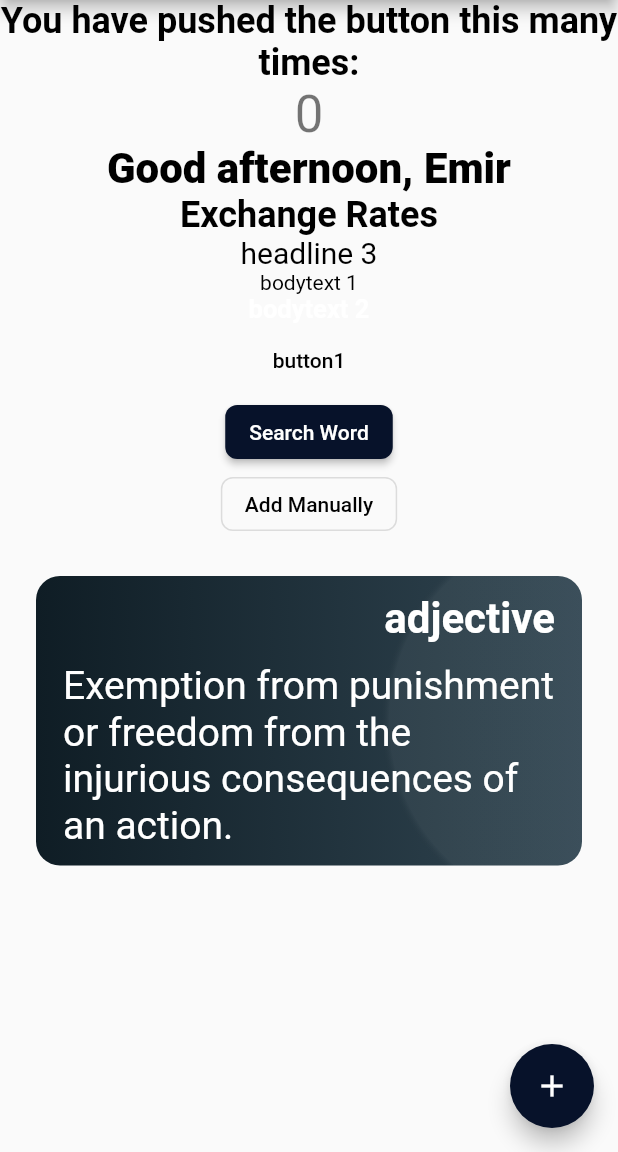
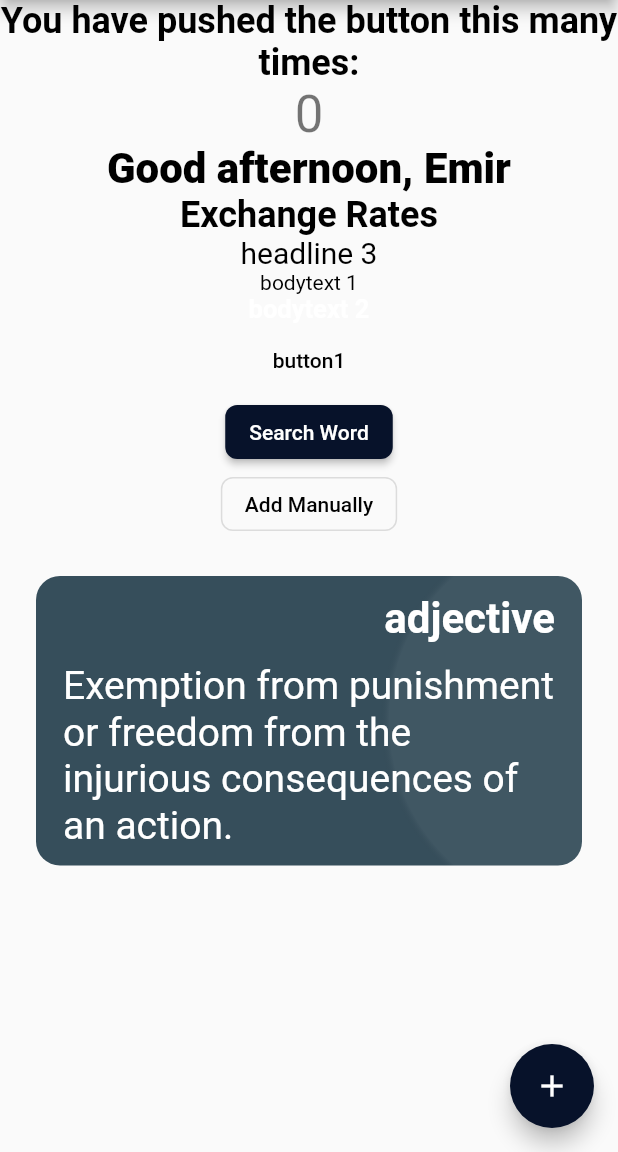
Before and after one commit to emirhalici/englishdictionary, a Flutter app: the screen it shows after launch, on a phone screen of 412 x 824 dp, the part 84-1236 px from its top. Run offline on Flutter 3.47's test engine with Material 2 defaults, Android fonts, the phone set to English and light mode, and no system bars; our stand-ins replace sqflite; accounts and stored records are empty; Roboto replaces fonts that are missing (Poppins).

Commit message:
remove unnecessary variables

```diff
--- a/lib/components/wordCard.dart
+++ b/lib/components/wordCard.dart
@@ -7,10 +7,8 @@ class WordCard extends StatelessWidget {
   final String type;
   final String definition;
 
-  final Color color1 = const Color(0xFF0F1D25);
-  final Color color2 = const Color(0xFF314652);
-  final Color color3 = const Color(0xFF1FF328);
-  final Color color4 = const Color(0xFFEB1FF5);
+  final Color color1 = const Color(0xFF364E5B);
+  final Color color2 = const Color(0xFF06173D);
   final String assetName = 'assets/images/card.svg';
 
   WordCard({Key? key, required this.type, required this.definition, this.onPress}) : super(key: key);
@@ -22,7 +20,7 @@ class WordCard extends StatelessWidget {
       child: Container(
         margin: const EdgeInsets.all(24),
         decoration: BoxDecoration(
-          gradient: LinearGradient(colors: <Color>[color1, color2]),
+          gradient: LinearGradient(colors: <Color>[color1, color1]),
           borderRadius: BorderRadius.circular(16),
         ),
         child: Container(
```
